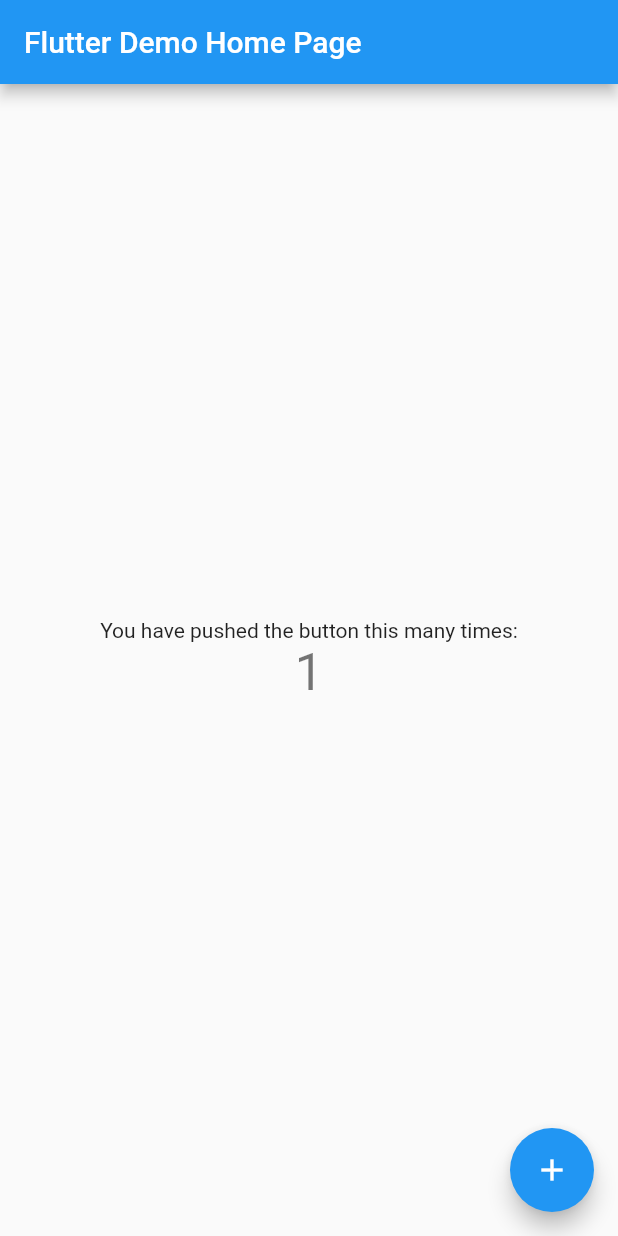
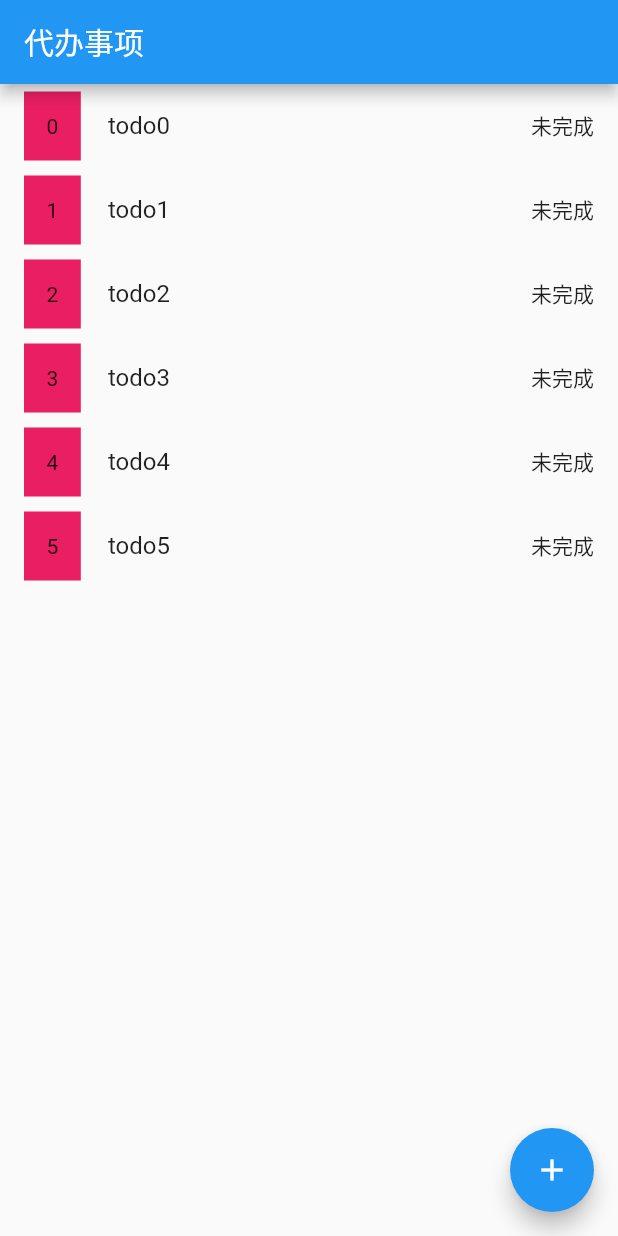
Before and after one commit to Not996NotOT/flutter_mvc_framework, a Flutter app: the screen it shows after launch, after a tap on the "add" icon, on a phone screen of 412 x 824 dp. Run offline on Flutter 3.47's test engine with Material 2 defaults, Android fonts, the phone set to English and light mode, and no system bars; our stand-ins replace get.

Commit message:
2021-05-21

```diff
--- /dev/null
+++ b/lib/components/TodoItem.dart
@@ -0,0 +1,32 @@
+import 'package:flutter/material.dart';
+
+import 'builder/MyWidgetBuilder.dart';
+
+class TodoItem extends StatefulWidget {
+  int id;
+  String todo;
+  bool isFinished;
+  TodoItem(
+      {required Key key,
+      required this.id,
+      required this.todo,
+      required this.isFinished})
+      : super(key: key);
+
+  @override
+  _TodoItemState createState() => _TodoItemState();
+}
+
+class _TodoItemState extends State<TodoItem> {
+  @override
+  Widget build(BuildContext context) {
+    return ListTile(
+      leading: MyWidgetBuilder(Text(this.widget.id.toString()))
+          .paddingAll(all: 15)
+          .background(Colors.pink)
+          .build(),
+      title: Text(this.widget.todo.toString()),
+      trailing: Text(this.widget.isFinished ? "完成" : " 未完成"),
+    );
+  }
+}
--- /dev/null
+++ b/lib/components/TodoItemStyles.dart
@@ -0,0 +1,3 @@
+const style = {
+
+};
--- /dev/null
+++ b/lib/components/builder/MyWidgetBuilder.dart
@@ -0,0 +1,34 @@
+import 'package:flutter/cupertino.dart';
+import 'package:flutter/material.dart';
+
+class MyWidgetBuilder {
+  Widget _widget;
+  Color _color = Colors.white;
+  var container;
+  MyWidgetBuilder(this._widget);
+  MyWidgetBuilder padding(
+      {double left = 0.0,
+      double top = 0.0,
+      double right = 0.0,
+      double bottom = 0.0}) {
+    var padding =
+        EdgeInsets.only(left: left, right: right, top: top, bottom: bottom);
+    this._widget = new Padding(padding: padding, child: this._widget);
+    return this;
+  }
+
+  MyWidgetBuilder paddingAll({double all = 10.0}) {
+    var padding = EdgeInsets.all(all);
+    this._widget = new Padding(padding: padding, child: this._widget);
+    return this;
+  }
+
+  MyWidgetBuilder background(Color color) {
+    this._color = color;
+    return this;
+  }
+
+  Widget build() {
+    return Container(color: this._color, child: this._widget);
+  }
+}
--- a/lib/main.dart
+++ b/lib/main.dart
@@ -1,113 +1,10 @@
 import 'package:flutter/material.dart';
-
+import 'package:flutter_mvc_framework/routers/Router.dart';
+import 'package:get/get_navigation/src/root/get_material_app.dart';
 void main() {
-  runApp(MyApp());
+  runApp(GetMaterialApp(
+    routingCallback: routeInterceptor,
+    initialRoute: initialRoute,
+    getPages: routes,
+  ));
 }
-
-class MyApp extends StatelessWidget {
-  // This widget is the root of your application.
-  @override
-  Widget build(BuildContext context) {
-    return MaterialApp(
-      title: 'Flutter Demo',
-      theme: ThemeData(
-        // This is the theme of your application.
-        //
-        // Try running your application with "flutter run". You'll see the
-        // application has a blue toolbar. Then, without quitting the app, try
-        // changing the primarySwatch below to Colors.green and then invoke
-        // "hot reload" (press "r" in the console where you ran "flutter run",
-        // or simply save your changes to "hot reload" in a Flutter IDE).
-        // Notice that the counter didn't reset back to zero; the application
-        // is not restarted.
-        primarySwatch: Colors.blue,
-      ),
-      home: MyHomePage(title: 'Flutter Demo Home Page'),
-    );
-  }
-}
-
-class MyHomePage extends StatefulWidget {
-  MyHomePage({Key? key, required this.title}) : super(key: key);
-
-  // This widget is the home page of your application. It is stateful, meaning
-  // that it has a State object (defined below) that contains fields that affect
-  // how it looks.
-
-  // This class is the configuration for the state. It holds the values (in this
-  // case the title) provided by the parent (in this case the App widget) and
-  // used by the build method of the State. Fields in a Widget subclass are
-  // always marked "final".
-
-  final String title;
-
-  @override
-  _MyHomePageState createState() => _MyHomePageState();
-}
-
-class _MyHomePageState extends State<MyHomePage> {
-  int _counter = 0;
-
-  void _incrementCounter() {
-    setState(() {
-      // This call to setState tells the Flutter framework that something has
-      // changed in this State, which causes it to rerun the build method below
-      // so that the display can reflect the updated values. If we changed
-      // _counter without calling setState(), then the build method would not be
-      // called again, and so nothing would appear to happen.
-      _counter++;
-    });
-  }
-
-  @override
-  Widget build(BuildContext context) {
-    // This method is rerun every time setState is called, for instance as done
-    // by the _incrementCounter method above.
-    //
-    // The Flutter framework has been optimized to make rerunning build methods
-    // fast, so that you can just rebuild anything that needs updating rather
-    // than having to individually change instances of widgets.
-    return Scaffold(
-      appBar: AppBar(
-        // Here we take the value from the MyHomePage object that was created by
-        // the App.build method, and use it to set our appbar title.
-        title: Text(widget.title),
-      ),
-      body: Center(
-        // Center is a layout widget. It takes a single child and positions it
-        // in the middle of the parent.
-        child: Column(
-          // Column is also a layout widget. It takes a list of children and
-          // arranges them vertically. By default, it sizes itself to fit its
-          // children horizontally, and tries to be as tall as its parent.
-          //
-          // Invoke "debug painting" (press "p" in the console, choose the
-          // "Toggle Debug Paint" action from the Flutter Inspector in Android
-          // Studio, or the "Toggle Debug Paint" command in Visual Studio Code)
-          // to see the wireframe for each widget.
-          //
-          // Column has various properties to control how it sizes itself and
-          // how it positions its children. Here we use mainAxisAlignment to
-          // center the children vertically; the main axis here is the vertical
-          // axis because Columns are vertical (the cross axis would be
-          // horizontal).
-          mainAxisAlignment: MainAxisAlignment.center,
-          children: <Widget>[
-            Text(
-              'You have pushed the button this many times:',
-            ),
-            Text(
-              '$_counter',
-              style: Theme.of(context).textTheme.headline4,
-            ),
-          ],
-        ),
-      ),
-      floatingActionButton: FloatingActionButton(
-        onPressed: _incrementCounter,
-        tooltip: 'Increment',
-        child: Icon(Icons.add),
-      ), // This trailing comma makes auto-formatting nicer for build methods.
-    );
-  }
-}
--- /dev/null
+++ b/lib/models/viewmodels/TodoViewModel.dart
@@ -0,0 +1,6 @@
+class TodoViewModel {
+    int id;
+    String todo;
+    bool isFinished;
+    TodoViewModel({this.id=0,this.todo="",this.isFinished=false});
+}
--- /dev/null
+++ b/lib/routers/Router.dart
@@ -0,0 +1,13 @@
+import 'package:flutter_mvc_framework/views/todo/TodoBinding.dart';
+import 'package:flutter_mvc_framework/views/todo/TodoView.dart';
+import 'package:get/get_navigation/src/routes/get_route.dart';
+import 'package:get/get_navigation/src/routes/observers/route_observer.dart';
+
+var initialRoute = '/todo';
+
+var routes = [
+  GetPage(name: '/todo', page: () => TodoView(), binding: TodoBinding()),
+];
+
+var routeInterceptor =
+    (Routing? routing) => print(routing?.route?.settings.name);
--- /dev/null
+++ b/lib/views/todo/TodoBinding.dart
@@ -0,0 +1,10 @@
+import 'package:flutter_mvc_framework/views/todo/TodoController.dart';
+import 'package:get/get_core/src/get_main.dart';
+import 'package:get/get_instance/get_instance.dart';
+
+class TodoBinding extends Bindings {
+  @override
+  void dependencies() {
+    Get.lazyPut<TodoController>(() => TodoController());
+  }
+}
--- /dev/null
+++ b/lib/views/todo/TodoController.dart
@@ -0,0 +1,18 @@
+import 'package:flutter_mvc_framework/models/viewmodels/TodoViewModel.dart';
+import 'package:get/get.dart';
+
+class TodoController extends GetxController {
+  var count = 0.obs;
+  RxList<TodoViewModel> list = new RxList<TodoViewModel>();
+  @override
+  void onInit() {
+    super.onInit();
+    List.generate(
+        5,
+        (index) =>
+            list.add(new TodoViewModel(id: index, todo: "todo${index}")));
+  }
+
+  void addTodo() =>
+      list.add(new TodoViewModel(id: list.length, todo: "todo${list.length}"));
+}
--- /dev/null
+++ b/lib/views/todo/TodoView.dart
@@ -0,0 +1,26 @@
+import 'package:flutter/material.dart';
+import 'package:flutter_mvc_framework/components/TodoItem.dart';
+import 'package:flutter_mvc_framework/views/todo/TodoController.dart';
+import 'package:get/get.dart';
+
+class TodoView extends GetView<TodoController> {
+  @override
+  Widget build(BuildContext context) => Scaffold(
+      appBar: AppBar(title: Text("代办事项")),
+      body: Center(
+        child: Obx(() => ListView.builder(
+            itemCount: controller.list.length,
+            itemBuilder: (BuildContext context, int index) {
+              var item = controller.list[index];
+              return TodoItem(
+                  key: Key(index.toString()),
+                  id: item.id,
+                  todo: item.todo,
+                  isFinished: item.isFinished);
+            })),
+      ),
+      floatingActionButton: FloatingActionButton(
+        child: Icon(Icons.add),
+        onPressed: controller.addTodo,
+      ));
+}
--- a/pubspec.yaml
+++ b/pubspec.yaml
@@ -28,6 +28,7 @@
   # The following adds the Cupertino Icons font to your application.
   # Use with the CupertinoIcons class for iOS style icons.
   cupertino_icons: ^1.0.2
+  get: ^4.1.4
 
 dev_dependencies:
   flutter_test:
```
Also changed, not shown: pubspec.lock, 3 other files.
